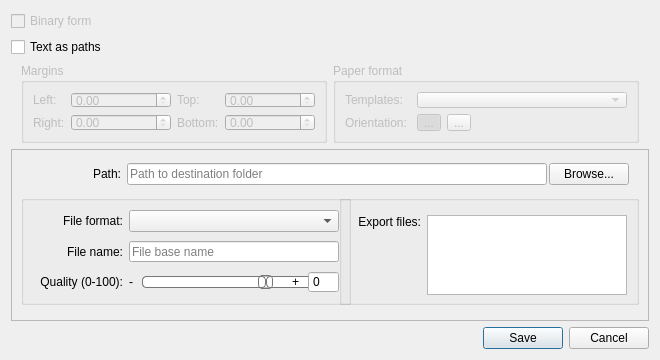
Old version of the form src/app/seamly2d/dialogs/export_layout_dialog.ui in the repository FashionFreedom/Seamly2D.
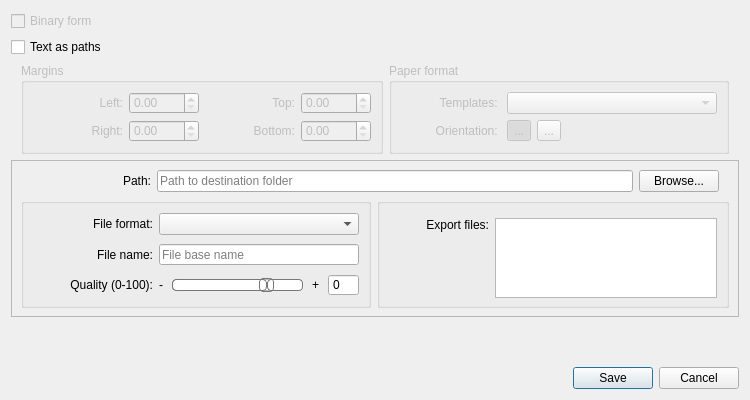
New version of the form. Icons and pictures are not drawn. Custom widgets are drawn as their Qt base class.

Commit message: fix export layout dialog

```diff
--- a/src/app/seamly2d/dialogs/export_layout_dialog.ui
+++ b/src/app/seamly2d/dialogs/export_layout_dialog.ui
@@ -9,8 +9,8 @@
    <rect>
     <x>0</x>
     <y>0</y>
-    <width>660</width>
-    <height>360</height>
+    <width>750</width>
+    <height>400</height>
    </rect>
   </property>
   <property name="sizePolicy">
@@ -21,14 +21,14 @@
   </property>
   <property name="minimumSize">
    <size>
-    <width>660</width>
+    <width>750</width>
     <height>360</height>
    </size>
   </property>
   <property name="maximumSize">
    <size>
     <width>900</width>
-    <height>360</height>
+    <height>400</height>
    </size>
   </property>
   <property name="font">
@@ -108,7 +108,7 @@
             </property>
             <property name="minimumSize">
              <size>
-              <width>90</width>
+              <width>120</width>
               <height>0</height>
              </size>
             </property>
@@ -174,7 +174,7 @@
           </property>
           <property name="minimumSize">
            <size>
-            <width>330</width>
+            <width>350</width>
             <height>110</height>
            </size>
           </property>
@@ -197,7 +197,7 @@
               <widget class="QLabel" name="format_Label">
                <property name="minimumSize">
                 <size>
-                 <width>90</width>
+                 <width>120</width>
                  <height>0</height>
                 </size>
                </property>
@@ -219,7 +219,7 @@
                </property>
                <property name="minimumSize">
                 <size>
-                 <width>210</width>
+                 <width>0</width>
                  <height>0</height>
                 </size>
                </property>
@@ -229,7 +229,7 @@
               <widget class="QLabel" name="filename_Label">
                <property name="minimumSize">
                 <size>
-                 <width>90</width>
+                 <width>120</width>
                  <height>0</height>
                 </size>
                </property>
@@ -251,7 +251,7 @@
                </property>
                <property name="minimumSize">
                 <size>
-                 <width>210</width>
+                 <width>0</width>
                  <height>0</height>
                 </size>
                </property>
@@ -267,7 +267,7 @@
               <widget class="QLabel" name="quality_Label">
                <property name="minimumSize">
                 <size>
-                 <width>90</width>
+                 <width>120</width>
                  <height>0</height>
                 </size>
                </property>
@@ -329,7 +329,7 @@
                  </property>
                  <property name="minimumSize">
                   <size>
-                   <width>170</width>
+                   <width>0</width>
                    <height>22</height>
                   </size>
                  </property>
@@ -471,7 +471,7 @@
           </property>
           <property name="minimumSize">
            <size>
-            <width>300</width>
+            <width>250</width>
             <height>110</height>
            </size>
           </property>
@@ -503,7 +503,7 @@
                </property>
                <property name="minimumSize">
                 <size>
-                 <width>70</width>
+                 <width>100</width>
                  <height>0</height>
                 </size>
                </property>
@@ -547,7 +547,7 @@
      </layout>
     </widget>
    </item>
-   <item row="4" column="1">
+   <item row="5" column="1">
     <widget class="QDialogButtonBox" name="buttonBox">
      <property name="orientation">
       <enum>Qt::Horizontal</enum>
@@ -579,13 +579,13 @@
        <property name="minimumSize">
         <size>
          <width>300</width>
-         <height>80</height>
+         <height>88</height>
         </size>
        </property>
        <property name="maximumSize">
         <size>
          <width>16777215</width>
-         <height>80</height>
+         <height>16777215</height>
         </size>
        </property>
        <property name="title">
@@ -601,19 +601,47 @@
            <layout class="QFormLayout" name="margins_FormLayout">
             <item row="1" column="0">
              <widget class="QLabel" name="rightField_Label">
+              <property name="minimumSize">
+               <size>
+                <width>90</width>
+                <height>0</height>
+               </size>
+              </property>
               <property name="text">
                <string>Right:</string>
               </property>
+              <property name="alignment">
+               <set>Qt::AlignRight|Qt::AlignTrailing|Qt::AlignVCenter</set>
+              </property>
              </widget>
             </item>
             <item row="1" column="1">
-             <widget class="QDoubleSpinBox" name="rightField_DoubleSpinBox"/>
+             <widget class="QDoubleSpinBox" name="rightField_DoubleSpinBox">
+              <property name="sizePolicy">
+               <sizepolicy hsizetype="Preferred" vsizetype="Fixed">
+                <horstretch>0</horstretch>
+                <verstretch>0</verstretch>
+               </sizepolicy>
+              </property>
+              <property name="minimumSize">
+               <size>
+                <width>70</width>
+                <height>0</height>
+               </size>
+              </property>
+             </widget>
             </item>
             <item row="0" column="1">
              <widget class="QDoubleSpinBox" name="leftField_DoubleSpinBox">
+              <property name="sizePolicy">
+               <sizepolicy hsizetype="Preferred" vsizetype="Fixed">
+                <horstretch>0</horstretch>
+                <verstretch>0</verstretch>
+               </sizepolicy>
+              </property>
               <property name="minimumSize">
                <size>
-                <width>71</width>
+                <width>70</width>
                 <height>0</height>
                </size>
               </property>
@@ -621,9 +649,18 @@
             </item>
             <item row="0" column="0">
              <widget class="QLabel" name="leftField_Label">
+              <property name="minimumSize">
+               <size>
+                <width>90</width>
+                <height>0</height>
+               </size>
+              </property>
               <property name="text">
                <string>Left:</string>
               </property>
+              <property name="alignment">
+               <set>Qt::AlignRight|Qt::AlignTrailing|Qt::AlignVCenter</set>
+              </property>
              </widget>
             </item>
            </layout>
@@ -632,23 +669,67 @@
            <layout class="QFormLayout" name="formLayout_3">
             <item row="0" column="0">
              <widget class="QLabel" name="topField_Label">
+              <property name="minimumSize">
+               <size>
+                <width>90</width>
+                <height>0</height>
+               </size>
+              </property>
               <property name="text">
                <string>Top:</string>
               </property>
+              <property name="alignment">
+               <set>Qt::AlignRight|Qt::AlignTrailing|Qt::AlignVCenter</set>
+              </property>
              </widget>
             </item>
             <item row="0" column="1">
-             <widget class="QDoubleSpinBox" name="topField_DoubleSpinBox"/>
+             <widget class="QDoubleSpinBox" name="topField_DoubleSpinBox">
+              <property name="sizePolicy">
+               <sizepolicy hsizetype="Preferred" vsizetype="Fixed">
+                <horstretch>0</horstretch>
+                <verstretch>0</verstretch>
+               </sizepolicy>
+              </property>
+              <property name="minimumSize">
+               <size>
+                <width>70</width>
+                <height>0</height>
+               </size>
+              </property>
+             </widget>
             </item>
             <item row="1" column="0">
              <widget class="QLabel" name="bottomField_Label">
+              <property name="minimumSize">
+               <size>
+                <width>90</width>
+                <height>0</height>
+               </size>
+              </property>
               <property name="text">
                <string>Bottom:</string>
               </property>
+              <property name="alignment">
+               <set>Qt::AlignRight|Qt::AlignTrailing|Qt::AlignVCenter</set>
+              </property>
              </widget>
             </item>
             <item row="1" column="1">
-             <widget class="QDoubleSpinBox" name="bottomField_DoubleSpinBox"/>
+             <widget class="QDoubleSpinBox" name="bottomField_DoubleSpinBox">
+              <property name="sizePolicy">
+               <sizepolicy hsizetype="Preferred" vsizetype="Fixed">
+                <horstretch>0</horstretch>
+                <verstretch>0</verstretch>
+               </sizepolicy>
+              </property>
+              <property name="minimumSize">
+               <size>
+                <width>70</width>
+                <height>0</height>
+               </size>
+              </property>
+             </widget>
             </item>
            </layout>
           </item>
@@ -671,13 +752,13 @@
        <property name="minimumSize">
         <size>
          <width>290</width>
-         <height>80</height>
+         <height>88</height>
         </size>
        </property>
        <property name="maximumSize">
         <size>
          <width>16777215</width>
-         <height>80</height>
+         <height>16777215</height>
         </size>
        </property>
        <property name="title">
@@ -694,9 +775,18 @@
               <verstretch>0</verstretch>
              </sizepolicy>
             </property>
+            <property name="minimumSize">
+             <size>
+              <width>100</width>
+              <height>0</height>
+             </size>
+            </property>
             <property name="text">
              <string>Templates: </string>
             </property>
+            <property name="alignment">
+             <set>Qt::AlignRight|Qt::AlignTrailing|Qt::AlignVCenter</set>
+            </property>
            </widget>
           </item>
           <item row="0" column="1">
@@ -723,9 +813,18 @@
               <verstretch>0</verstretch>
              </sizepolicy>
             </property>
+            <property name="minimumSize">
+             <size>
+              <width>100</width>
+              <height>0</height>
+             </size>
+            </property>
             <property name="text">
              <string>Orientation: </string>
             </property>
+            <property name="alignment">
+             <set>Qt::AlignRight|Qt::AlignTrailing|Qt::AlignVCenter</set>
+            </property>
            </widget>
           </item>
           <item row="1" column="1">
@@ -789,6 +888,19 @@
      </item>
     </layout>
    </item>
+   <item row="4" column="1">
+    <spacer name="verticalSpacer">
+     <property name="orientation">
+      <enum>Qt::Vertical</enum>
+     </property>
+     <property name="sizeHint" stdset="0">
+      <size>
+       <width>20</width>
+       <height>40</height>
+      </size>
+     </property>
+    </spacer>
+   </item>
   </layout>
  </widget>
  <customwidgets>
```
